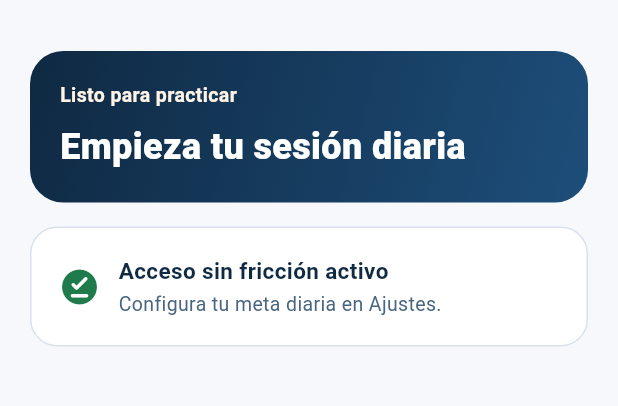
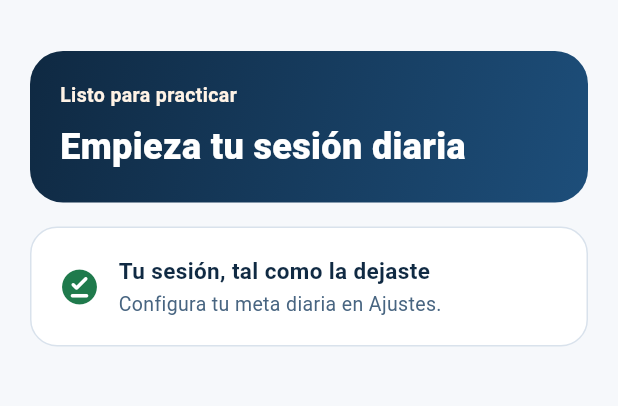
Before and after one commit to WilHacker/Prepion, a Flutter app: the InicioPage screen opened by its route, on a phone screen of 412 x 824 dp, the part 63-469 px from its top. Run offline on Flutter 3.47's test engine with Material 3 defaults, Android fonts, the phone set to English and light mode, and no system bars; our stand-ins replace dio, drift, drift_flutter, flutter_riverpod, go_router, material_ui and 1 more; accounts and stored records are empty; generated files the repository leaves out were written again; network calls fail; statements that could not run were skipped.

Commit message:
feat(app): mensaje offline

```diff
--- a/app/lib/features/inicio/presentation/pages/inicio_page.dart
+++ b/app/lib/features/inicio/presentation/pages/inicio_page.dart
@@ -103,7 +103,7 @@ class InicioPage extends ConsumerWidget {
                       crossAxisAlignment: CrossAxisAlignment.start,
                       children: <Widget>[
                         const Text(
-                          'Acceso sin fricción activo',
+                          'Tu sesión, tal como la dejaste',
                           style: TextStyle(
                             fontSize: 15,
                             fontWeight: FontWeight.w700,
@@ -113,7 +113,7 @@ class InicioPage extends ConsumerWidget {
                         const SizedBox(height: 2),
                         Text(
                           preferencias != null
-                              ? 'Tus preferencias y tu avance se guardan localmente en tu dispositivo.'
+                              ? 'Tus preferencias y tu avance se guardan en tu dispositivo.'
                               : 'Configura tu meta diaria en Ajustes.',
                           style: const TextStyle(
                             fontSize: 13,
```
